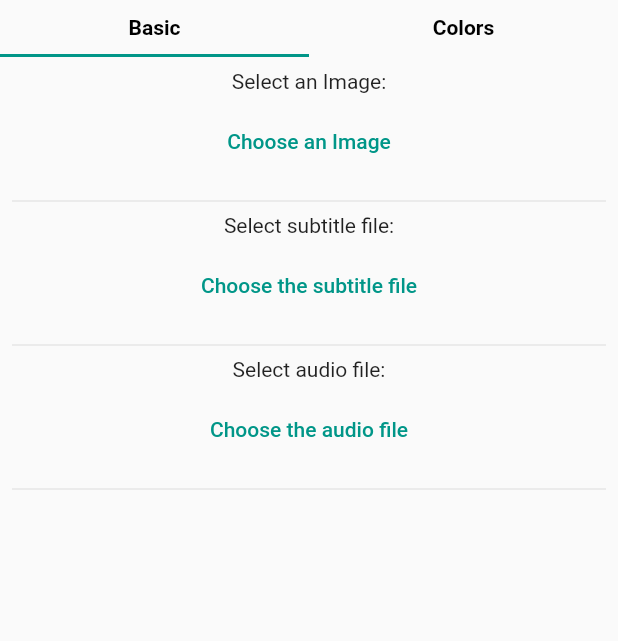
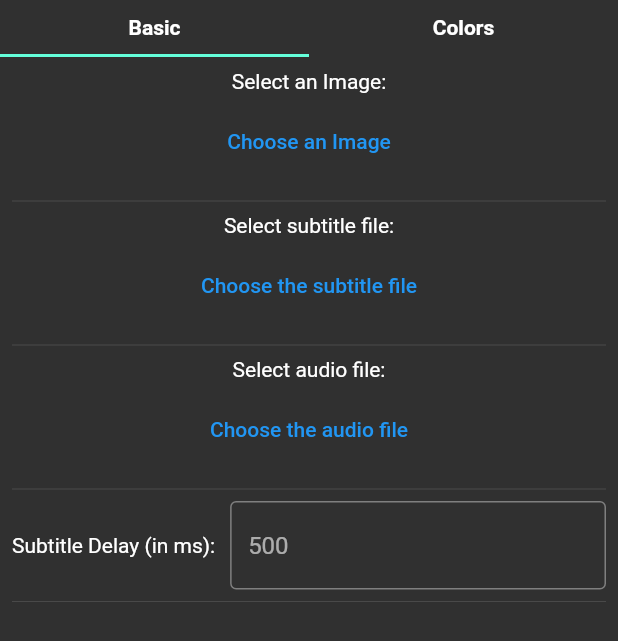
Before and after one commit to tejesh-kaliki/scrolling_subtitles, a Flutter app: the OptionsPanel widget shown alone on an empty page, opened directly, on a phone screen of 412 x 824 dp. Shown: the top 641 px of the screen. Run offline on Flutter 3.47's test engine with Material 2 defaults, Android fonts, the phone set to English and light mode, and no system bars; our stand-ins replace blur, bordered_text, file_picker, flutter_colorpicker, google_fonts, gradient_borders; missing offline and left inert: dart_casing, dart_vlc, subtitle.

Commit message:
Implemented changeable subtitle delay & dark mode

```diff
--- a/lib/options.dart
+++ b/lib/options.dart
@@ -3,6 +3,7 @@ import 'package:flutter/material.dart';
 import 'package:flutter_colorpicker/flutter_colorpicker.dart';
 import 'package:provider/provider.dart';
 import 'package:dart_casing/dart_casing.dart';
+import 'package:scrolling_subtitles/main.dart';
 
 import 'state_management.dart';
 
@@ -24,14 +25,14 @@ class _OptionsPanelState extends State<OptionsPanel>
   }
 
   Widget displayTab(String text) {
+    Color textColor = Theme.of(context).brightness == Brightness.dark
+        ? Colors.white
+        : Colors.black;
     return Container(
       padding: const EdgeInsets.all(10),
       child: Text(
         text,
-        style: const TextStyle(
-          fontWeight: FontWeight.bold,
-          color: Colors.black,
-        ),
+        style: TextStyle(fontWeight: FontWeight.bold, color: textColor),
       ),
     );
   }
@@ -64,7 +65,6 @@ class MainOptionsTab extends StatefulWidget {
 
 class _MainOptionsTabState extends State<MainOptionsTab> {
   bool loadingSubs = false;
-  final TextEditingController _controller = TextEditingController();
 
   void pickImageFile(ImageState state) async {
     FilePickerResult? result =
@@ -119,6 +119,14 @@ class _MainOptionsTabState extends State<MainOptionsTab> {
   String displayPath(String path) {
     String fileName = path.split(RegExp(r"[/\\]")).last;
     return "../$fileName";
+  }
+
+  void setSubDelay(String delayms) {
+    int dms = int.parse(delayms);
+    int seconds = (dms / 1000).floor();
+    int milliseconds = dms % 1000;
+    context.read<OptionsState>().subtitleDelay =
+        Duration(seconds: seconds, milliseconds: milliseconds);
   }
 
   @override
@@ -194,7 +202,6 @@ class _MainOptionsTabState extends State<MainOptionsTab> {
                 const SizedBox(width: 10),
                 Expanded(
                   child: TextField(
-                    controller: _controller,
                     onSubmitted: seekToPos,
                     decoration: const InputDecoration(
                       border: OutlineInputBorder(),
@@ -206,6 +213,23 @@ class _MainOptionsTabState extends State<MainOptionsTab> {
             ),
             const Divider(),
           ],
+          Row(
+            children: [
+              const Text("Subtitle Delay (in ms):"),
+              const SizedBox(width: 10),
+              Expanded(
+                child: TextField(
+                  onSubmitted: setSubDelay,
+                  decoration: const InputDecoration(
+                    border: OutlineInputBorder(),
+                    hintText: "500",
+                    suffixText: "ms",
+                  ),
+                ),
+              ),
+            ],
+          ),
+          const Divider(),
         ],
       ),
     );
--- a/lib/state_management.dart
+++ b/lib/state_management.dart
@@ -6,6 +6,16 @@ import 'package:flutter/material.dart';
 import 'package:subtitle/subtitle.dart';
 
 import 'extensions.dart';
+
+class OptionsState extends ChangeNotifier {
+  Duration _subDelay = const Duration(milliseconds: 500);
+
+  Duration get subtitleDelay => _subDelay;
+  set subtitleDelay(Duration delay) {
+    _subDelay = delay;
+    notifyListeners();
+  }
+}
 
 class ImageState extends ChangeNotifier {
   File? _imageFile;
--- a/pubspec.yaml
+++ b/pubspec.yaml
@@ -2,7 +2,7 @@ name: scrolling_subtitles
 description: Lets you view subtitles of a video in scrolling format.
 publish_to: "none"
 
-version: 1.0.0+1
+version: 1.1.0+1
 
 environment:
   sdk: ">=2.19.2 <3.0.0"
```
Also changed, not shown: lib/main.dart (+17 -8 lines).
